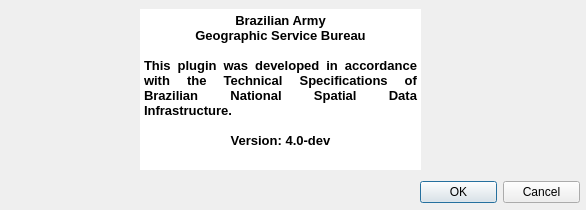
The window that gui/AboutAndFurtherInfo/ui_about.ui (dsgoficial/DsgTools) describes before a commit, drawn with Qt 5.
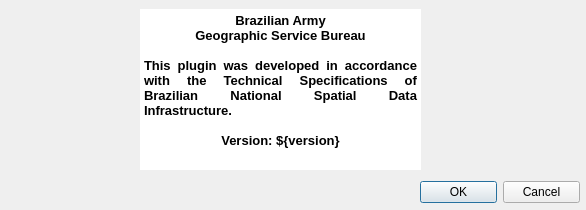
The same window after the commit. Icons and pictures are not drawn.

Commit message: Version read from metadata. Added last commit to dev version

What changed in the file:
```diff
--- a/gui/AboutAndFurtherInfo/ui_about.ui
+++ b/gui/AboutAndFurtherInfo/ui_about.ui
@@ -95,7 +95,7 @@
 &lt;p align=&quot;center&quot; style=&quot;-qt-paragraph-type:empty; margin-top:0px; margin-bottom:0px; margin-left:0px; margin-right:0px; -qt-block-indent:0; text-indent:0px; font-family:'MS Shell Dlg 2'; font-size:10pt; font-weight:600;&quot;&gt;&lt;br /&gt;&lt;/p&gt;
 &lt;p align=&quot;justify&quot; style=&quot; margin-top:0px; margin-bottom:0px; margin-left:0px; margin-right:0px; -qt-block-indent:0; text-indent:0px;&quot;&gt;&lt;span style=&quot; font-family:'MS Shell Dlg 2'; font-size:10pt; font-weight:600;&quot;&gt;This plugin was developed in accordance with the Technical Specifications of Brazilian National Spatial Data Infrastructure.&lt;/span&gt;&lt;/p&gt;
 &lt;p align=&quot;justify&quot; style=&quot;-qt-paragraph-type:empty; margin-top:0px; margin-bottom:0px; margin-left:0px; margin-right:0px; -qt-block-indent:0; text-indent:0px; font-family:'MS Shell Dlg 2'; font-size:10pt; font-weight:600;&quot;&gt;&lt;br /&gt;&lt;/p&gt;
-&lt;p align=&quot;center&quot; style=&quot; margin-top:0px; margin-bottom:0px; margin-left:0px; margin-right:0px; -qt-block-indent:0; text-indent:0px;&quot;&gt;&lt;span style=&quot; font-family:'MS Shell Dlg 2'; font-size:10pt; font-weight:600;&quot;&gt;Version: 4.0-dev&lt;/span&gt;&lt;/p&gt;&lt;/body&gt;&lt;/html&gt;</string>
+&lt;p align=&quot;center&quot; style=&quot; margin-top:0px; margin-bottom:0px; margin-left:0px; margin-right:0px; -qt-block-indent:0; text-indent:0px;&quot;&gt;&lt;span style=&quot; font-family:'MS Shell Dlg 2'; font-size:10pt; font-weight:600;&quot;&gt;Version: ${version}&lt;/span&gt;&lt;/p&gt;&lt;/body&gt;&lt;/html&gt;</string>
    </property>
   </widget>
  </widget>
```
The commit also changes 4 other files.
